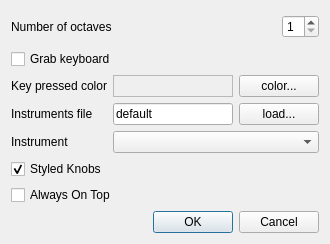
svn2github/vmpk, file trunk/src/preferences.ui: the form before one commit.
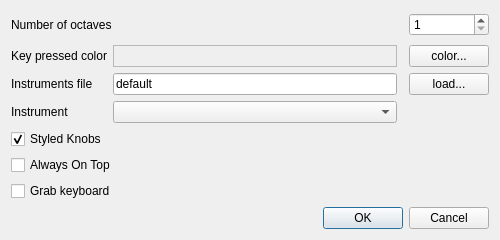
The form after the commit.

Patch:
```diff
--- a/trunk/src/preferences.ui
+++ b/trunk/src/preferences.ui
@@ -1,22 +1,28 @@
 <ui version="4.0" >
  <class>PreferencesClass</class>
- <widget class="QDialog" name="PreferencesClass" >
-  <property name="geometry" >
+ <widget class="QDialog" name="PreferencesClass">
+  <property name="geometry">
    <rect>
     <x>0</x>
     <y>0</y>
-    <width>329</width>
-    <height>244</height>
+    <width>500</width>
+    <height>240</height>
    </rect>
   </property>
-  <property name="windowTitle" >
+  <property name="minimumSize">
+   <size>
+    <width>500</width>
+    <height>0</height>
+   </size>
+  </property>
+  <property name="windowTitle">
    <string>Preferences</string>
   </property>
-  <layout class="QGridLayout" name="gridLayout" >
-   <item row="0" column="0" colspan="3" >
-    <widget class="QLabel" name="lblNumOctaves" >
-     <property name="sizePolicy" >
-      <sizepolicy vsizetype="Expanding" hsizetype="Expanding" >
+  <layout class="QGridLayout" name="gridLayout">
+   <item row="0" column="0" colspan="3">
+    <widget class="QLabel" name="lblNumOctaves">
+     <property name="sizePolicy">
+      <sizepolicy hsizetype="Minimum" vsizetype="Expanding">
        <horstretch>0</horstretch>
        <verstretch>0</verstretch>
       </sizepolicy>
@@ -39,23 +45,31 @@
      </property>
     </widget>
    </item>
-   <item row="1" column="0" colspan="4" >
-    <widget class="QCheckBox" name="chkGrabKb" >
-     <property name="text" >
-      <string>Grab keyboard</string>
+   <item row="1" column="0">
+    <widget class="QLabel" name="lblKeyPressColor">
+     <property name="sizePolicy">
+      <sizepolicy hsizetype="Minimum" vsizetype="Preferred">
+       <horstretch>0</horstretch>
+       <verstretch>0</verstretch>
+      </sizepolicy>
      </property>
-    </widget>
-   </item>
-   <item row="2" column="0" >
-    <widget class="QLabel" name="lblKeyPressColor" >
-     <property name="text" >
+     <property name="text">
       <string>Key pressed color</string>
      </property>
     </widget>
    </item>
-   <item row="2" column="1" >
-    <widget class="QLabel" name="lblColorName" >
-     <property name="frameShape" >
+   <item row="1" column="1">
+    <widget class="QLabel" name="lblColorName">
+     <property name="sizePolicy">
+      <sizepolicy hsizetype="Expanding" vsizetype="Preferred">
+       <horstretch>0</horstretch>
+       <verstretch>0</verstretch>
+      </sizepolicy>
+     </property>
+     <property name="whatsThis">
+      <string>This box displays the highligh color and code used to paint the keys that are being activated.</string>
+     </property>
+     <property name="frameShape">
       <enum>QFrame::StyledPanel</enum>
      </property>
      <property name="frameShadow" >
@@ -63,23 +77,32 @@
      </property>
     </widget>
    </item>
-   <item row="2" column="2" colspan="2" >
-    <widget class="QPushButton" name="btnColor" >
-     <property name="text" >
+   <item row="1" column="3">
+    <widget class="QPushButton" name="btnColor">
+     <property name="whatsThis">
+      <string>Press this button to change the highligh color used to paint the keys that are being activated.</string>
+     </property>
+     <property name="text">
       <string>color...</string>
      </property>
     </widget>
    </item>
-   <item row="3" column="0" >
-    <widget class="QLabel" name="lblFileInstrument" >
-     <property name="text" >
+   <item row="2" column="0">
+    <widget class="QLabel" name="lblFileInstrument">
+     <property name="sizePolicy">
+      <sizepolicy hsizetype="Minimum" vsizetype="Preferred">
+       <horstretch>0</horstretch>
+       <verstretch>0</verstretch>
+      </sizepolicy>
+     </property>
+     <property name="text">
       <string>Instruments file</string>
      </property>
     </widget>
    </item>
-   <item row="3" column="1" >
-    <widget class="QLineEdit" name="txtFileInstrument" >
-     <property name="minimumSize" >
+   <item row="2" column="1">
+    <widget class="QLineEdit" name="txtFileInstrument">
+     <property name="minimumSize">
       <size>
        <width>120</width>
        <height>0</height>
@@ -93,23 +116,38 @@
      </property>
     </widget>
    </item>
-   <item row="3" column="2" colspan="2" >
-    <widget class="QPushButton" name="btnInstrument" >
-     <property name="text" >
+   <item row="2" column="3">
+    <widget class="QPushButton" name="btnInstrument">
+     <property name="whatsThis">
+      <string>Press this button to load an instruments definition file from disk.</string>
+     </property>
+     <property name="text">
       <string>load...</string>
      </property>
     </widget>
    </item>
-   <item row="4" column="0" >
-    <widget class="QLabel" name="lblInstrument" >
-     <property name="text" >
+   <item row="3" column="0">
+    <widget class="QLabel" name="lblInstrument">
+     <property name="sizePolicy">
+      <sizepolicy hsizetype="Minimum" vsizetype="Preferred">
+       <horstretch>0</horstretch>
+       <verstretch>0</verstretch>
+      </sizepolicy>
+     </property>
+     <property name="text">
       <string>Instrument</string>
      </property>
     </widget>
    </item>
-   <item row="4" column="1" colspan="3" >
-    <widget class="QComboBox" name="cboInstrument" >
-     <property name="minimumSize" >
+   <item row="3" column="1">
+    <widget class="QComboBox" name="cboInstrument">
+     <property name="sizePolicy">
+      <sizepolicy hsizetype="Expanding" vsizetype="Fixed">
+       <horstretch>0</horstretch>
+       <verstretch>0</verstretch>
+      </sizepolicy>
+     </property>
+     <property name="minimumSize">
       <size>
        <width>200</width>
        <height>0</height>
@@ -117,9 +155,12 @@
      </property>
     </widget>
    </item>
-   <item row="5" column="0" colspan="4" >
-    <widget class="QCheckBox" name="chkStyledKnobs" >
-     <property name="text" >
+   <item row="4" column="0" colspan="2">
+    <widget class="QCheckBox" name="chkStyledKnobs">
+     <property name="whatsThis">
+      <string>Change the knob buttons style, either using the custom look or revert to the style selected in qtconfig.</string>
+     </property>
+     <property name="text">
       <string>Styled Knobs</string>
      </property>
      <property name="checked" >
@@ -127,23 +168,40 @@
      </property>
     </widget>
    </item>
-   <item row="6" column="0" colspan="4" >
-    <widget class="QCheckBox" name="chkAlwaysOnTop" >
-     <property name="text" >
+   <item row="5" column="0" colspan="2">
+    <widget class="QCheckBox" name="chkAlwaysOnTop">
+     <property name="whatsThis">
+      <string>Check this box to keep the keyboard window always visible, on top of other windows.</string>
+     </property>
+     <property name="text">
       <string>Always On Top</string>
      </property>
     </widget>
    </item>
-   <item row="7" column="0" colspan="4" >
-    <widget class="QDialogButtonBox" name="buttonBox" >
-     <property name="standardButtons" >
+   <item row="6" column="0" colspan="2">
+    <widget class="QCheckBox" name="chkGrabKb">
+     <property name="whatsThis">
+      <string>&lt;!DOCTYPE HTML PUBLIC &quot;-//W3C//DTD HTML 4.0//EN&quot; &quot;http://www.w3.org/TR/REC-html40/strict.dtd&quot;&gt;
+&lt;html&gt;&lt;head&gt;&lt;meta name=&quot;qrichtext&quot; content=&quot;1&quot; /&gt;&lt;style type=&quot;text/css&quot;&gt;
+p, li { white-space: pre-wrap; }
+&lt;/style&gt;&lt;/head&gt;&lt;body style=&quot; font-family:'Sans Serif'; font-size:10pt; font-weight:400; font-style:normal;&quot;&gt;
+&lt;p style=&quot; margin-top:0px; margin-bottom:0px; margin-left:0px; margin-right:0px; -qt-block-indent:0; text-indent:0px;&quot;&gt;Check this box to grab the PC keyboard, even when the keyboard control has not the focus. &lt;span style=&quot; font-weight:600;&quot;&gt;Note for Linux users:&lt;/span&gt; this option works well in standard KDE desktops, but fails in window managers like metacity and compiz. It is also known that using this option breaks drop down menus on GTK applications.&lt;/p&gt;&lt;/body&gt;&lt;/html&gt;</string>
+     </property>
+     <property name="text">
+      <string>Grab keyboard</string>
+     </property>
+    </widget>
+   </item>
+   <item row="7" column="0" colspan="4">
+    <widget class="QDialogButtonBox" name="buttonBox">
+     <property name="standardButtons">
       <set>QDialogButtonBox::Cancel|QDialogButtonBox::Ok</set>
      </property>
     </widget>
    </item>
   </layout>
  </widget>
- <layoutdefault spacing="6" margin="11" />
+ <layoutdefault spacing="6" margin="11"/>
  <tabstops>
   <tabstop>spinNumOctaves</tabstop>
   <tabstop>buttonBox</tabstop>
```
Left out of the diff: 40 changed lines with no effect on the pictures.
